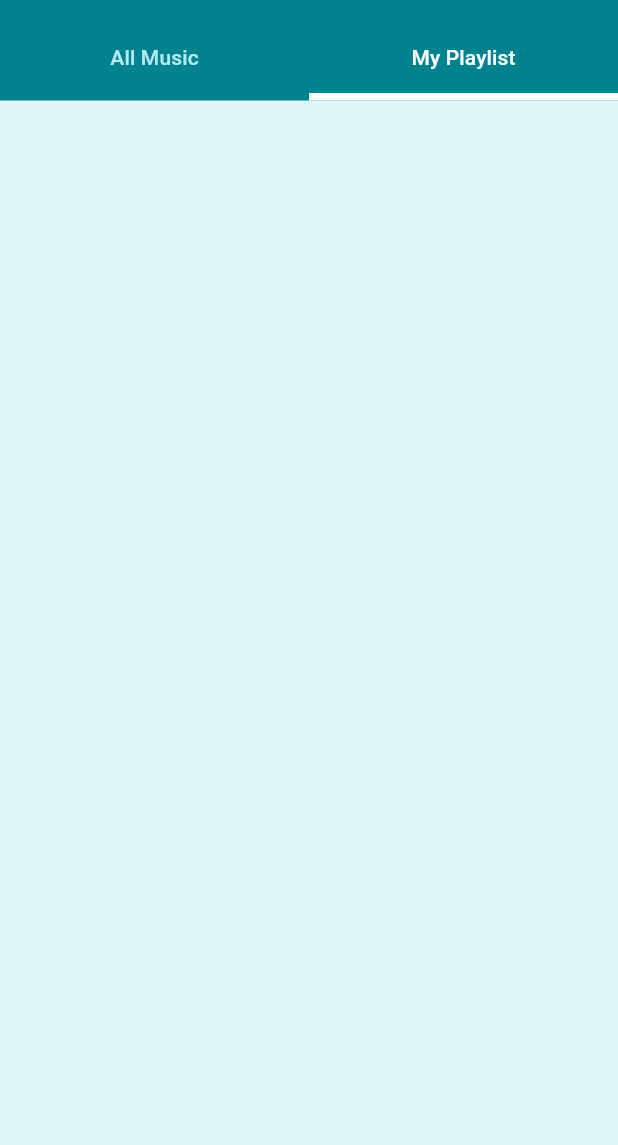
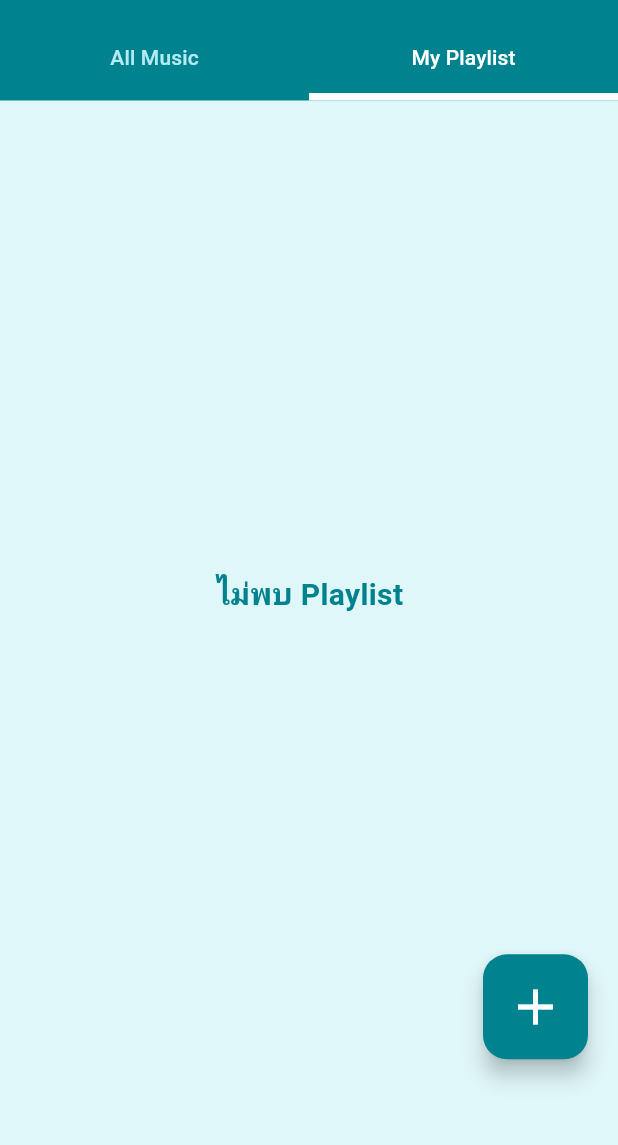
Before and after one commit to Fillybodyknow/Music-Playlist-App-Flutter-, a Flutter app: the screen it shows after launch, after a tap on "My Playlist", on a phone screen of 412 x 824 dp, the part 63-1208 px from its top. Run offline on Flutter 3.47's test engine with Material 3 defaults, Android fonts, the light colour scheme and no system bars; our stand-ins replace audioplayers, get.

Commit message:
feat: Design My Playlist

```diff
--- a/music_playlist_app/lib/page/home/controller.dart
+++ b/music_playlist_app/lib/page/home/controller.dart
@@ -1,9 +1,12 @@
 import 'dart:convert';
+import 'dart:io';
 
 import 'package:flutter/services.dart';
 import 'package:get/get.dart';
 import 'package:music_playlist_app/page/home/model.dart';
 import 'package:audioplayers/audioplayers.dart';
+
+import 'package:path_provider/path_provider.dart';
 
 class AppHomeController extends GetxController {
   RxList<music_info_model> music_list = RxList<music_info_model>();
@@ -15,6 +18,8 @@ class AppHomeController extends GetxController {
   RxBool isPlaying = false.obs;
   Rx<Duration> position = Rx(Duration.zero);
   Rx<Duration> duration = Rx(Duration.zero);
+
+  RxList<playlist_model> playlist_list = RxList<playlist_model>();
 
   final player = AudioPlayer();
 
@@ -114,4 +119,57 @@ class AppHomeController extends GetxController {
         .map((e) => author_model.fromJson(e))
         .toList();
   }
+
+  Future<String> get _localPath async {
+    final directory = await getApplicationDocumentsDirectory();
+    return directory.path;
+  }
+
+  Future<File> get _localFile async {
+    final path = await _localPath;
+    return File('$path/MyPlaylist.json');
+  }
+
+  void createPlaylist(playlist_model playlist) async {
+    playlist_list.add(playlist);
+    await savePlaylistListToFile();
+  }
+
+  void deletePlaylist(int playlistId) {
+    playlist_list.removeWhere((element) => element.playlist_id == playlistId);
+    // ถ้ามี save ลง file ก็ save ด้วย เช่น:
+    savePlaylistListToFile();
+  }
+
+  Future<void> savePlaylistListToFile() async {
+    final file = await _localFile;
+
+    List<Map<String, dynamic>> jsonList =
+        playlist_list.map((p) => p.toJson()).toList();
+
+    String jsonString = jsonEncode(jsonList);
+    await file.writeAsString(jsonString);
+  }
+
+  Future<void> readPlaylistListFromFile() async {
+    final file = await _localFile;
+
+    if (await file.exists()) {
+      String jsonString = await file.readAsString();
+      print('Raw JSON string from file: $jsonString'); // Debug print
+
+      List<dynamic> jsonData = jsonDecode(jsonString);
+      print('Decoded JSON data (List<dynamic>): $jsonData'); // Debug print
+
+      playlist_list.value = jsonData.map((jsonItem) {
+        print('Mapping JSON item: $jsonItem'); // Debug print each item
+        return playlist_model.fromJson(jsonItem);
+      }).toList();
+      print(
+          'Successfully mapped playlist_list: ${playlist_list.value}'); // Debug print
+    } else {
+      playlist_list.value = [];
+      print('Playlist file does not exist, initializing empty list.');
+    }
+  }
 }
--- a/music_playlist_app/lib/page/home/model.dart
+++ b/music_playlist_app/lib/page/home/model.dart
@@ -38,3 +38,24 @@ class author_model {
         'trumbnail': trumbnail,
       };
 }
+
+class playlist_model {
+  final int playlist_id;
+  final String playlist_name;
+  final List<music_info_model> music_list;
+
+  playlist_model(this.playlist_id, this.playlist_name, this.music_list);
+
+  playlist_model.fromJson(Map<String, dynamic> json)
+      : playlist_id = json['playlist_id'],
+        playlist_name = json['playlist_name'],
+        music_list = (json['music_list'] as List<dynamic>)
+            .map((musicJson) => music_info_model.fromJson(musicJson))
+            .toList();
+
+  Map<String, dynamic> toJson() => {
+        'playlist_id': playlist_id,
+        'playlist_name': playlist_name,
+        'music_list': music_list.map((music) => music.toJson()).toList(),
+      };
+}
--- a/music_playlist_app/lib/page/home/view.dart
+++ b/music_playlist_app/lib/page/home/view.dart
@@ -4,6 +4,7 @@ import 'package:music_playlist_app/page/home/widget/top_body.dart';
 import 'package:music_playlist_app/page/home/widget/list_music.dart';
 import 'package:music_playlist_app/page/home/controller.dart';
 import 'package:music_playlist_app/page/home/widget/ิbottombar.dart';
+import 'package:music_playlist_app/page/home/widget/my_playlist.dart';
 
 class AppHome extends StatelessWidget {
   AppHomeController controller = Get.put(AppHomeController());
@@ -29,7 +30,7 @@ class AppHome extends StatelessWidget {
               if (controller.Index.value == 0) {
                 return listMusic();
               } else if (controller.Index.value == 1) {
-                return SizedBox.shrink();
+                return Myplaylist(context);
               } else {
                 return SizedBox.shrink();
               }
--- /dev/null
+++ b/music_playlist_app/lib/page/home/widget/my_playlist.dart
@@ -0,0 +1,169 @@
+import 'package:flutter/material.dart';
+import 'package:get/get.dart';
+import 'package:music_playlist_app/page/home/controller.dart';
+import 'package:music_playlist_app/page/home/model.dart';
+
+Widget Myplaylist(BuildContext context) {
+  AppHomeController controller = Get.put(AppHomeController());
+  return FutureBuilder(
+      future: controller.readPlaylistListFromFile(),
+      builder: (context, snapshot) {
+        if (snapshot.connectionState == ConnectionState.waiting) {
+          return const Center(child: CircularProgressIndicator());
+        } else if (snapshot.hasError) {
+          return const Center(child: Text('Error loading playlist list.'));
+        } else {
+          return SafeArea(
+              bottom: true,
+              child: Obx(() => Container(
+                    height: controller.currentPlaying.value != null
+                        ? MediaQuery.of(context).size.height * 0.65
+                        : MediaQuery.of(context).size.height * 0.8,
+                    child: Stack(
+                      children: [
+                        Center(
+                          child: Obx(
+                            () {
+                              if (controller.playlist_list.isEmpty) {
+                                return Text(
+                                  'ไม่พบ Playlist',
+                                  style: TextStyle(
+                                    fontSize: 20,
+                                    fontWeight: FontWeight.bold,
+                                    color: Colors.cyan[800],
+                                  ),
+                                );
+                              } else {
+                                return ListView.separated(
+                                    itemBuilder: (context, index) {
+                                      playlist_model playlist =
+                                          controller.playlist_list[index];
+                                      return InkWell(
+                                        onTap: () {
+                                          // ถ้าอยากเพิ่ม event กด playlist
+                                        },
+                                        child: ListTile(
+                                          tileColor: Colors.transparent,
+                                          leading: ClipRRect(
+                                            borderRadius:
+                                                BorderRadius.circular(8),
+                                            child:
+                                                Icon(Icons.music_note_outlined),
+                                          ),
+                                          title: Text(
+                                            playlist.playlist_name,
+                                            style:
+                                                TextStyle(color: Colors.black),
+                                          ),
+                                          trailing: Row(
+                                            mainAxisSize: MainAxisSize.min,
+                                            children: [
+                                              // Container(
+                                              //   padding:
+                                              //       const EdgeInsets.all(8),
+                                              //   decoration: BoxDecoration(
+                                              //     border: Border.all(
+                                              //         color: Colors.black),
+                                              //     borderRadius:
+                                              //         BorderRadius.circular(50),
+                                              //     color: Colors.transparent,
+                                              //   ),
+                                              //   child: Icon(Icons.folder_copy),
+                                              // ),
+                                              IconButton(
+                                                style: ButtonStyle(
+                                                  maximumSize:
+                                                      MaterialStateProperty.all(
+                                                          const Size(40, 40)),
+                                                ),
+                                                icon: Icon(Icons.delete,
+                                                    color: Colors.red),
+                                                onPressed: () {
+                                                  // Confirm ก่อนลบ (optional)
+                                                  Get.defaultDialog(
+                                                    title: 'ลบ Playlist',
+                                                    middleText:
+                                                        'คุณต้องการลบ "${playlist.playlist_name}" หรือไม่?',
+                                                    textCancel: 'ยกเลิก',
+                                                    textConfirm: 'ลบ',
+                                                    confirmTextColor:
+                                                        Colors.white,
+                                                    onConfirm: () {
+                                                      controller.deletePlaylist(
+                                                          playlist.playlist_id);
+                                                      Get.back();
+                                                    },
+                                                  );
+                                                },
+                                              )
+                                            ],
+                                          ),
+                                        ),
+                                      );
+                                    },
+                                    separatorBuilder: (context, index) =>
+                                        const Divider(),
+                                    itemCount: controller.playlist_list.length);
+                              }
+                            },
+                          ),
+                        ),
+                        Positioned(
+                          bottom: 20,
+                          right: 20,
+                          child: SizedBox(
+                            width: 70, // ปรับความกว้าง
+                            height: 70, // ปรับความสูง
+                            child: FloatingActionButton(
+                              onPressed: () {
+                                Get.dialog(playlistFormPopup());
+                              },
+                              backgroundColor: Colors.cyan[800],
+                              child: const Icon(
+                                Icons.add,
+                                size: 40,
+                                color: Colors.white,
+                              ), // ปรับขนาดไอคอน
+                            ),
+                          ),
+                        ),
+                      ],
+                    ),
+                  )));
+        }
+      });
+}
+
+Widget playlistFormPopup() {
+  AppHomeController controller = Get.put(AppHomeController());
+  final TextEditingController Tcontroller = TextEditingController();
+  return AlertDialog(
+    title: const Text('สร้าง Playlist'),
+    content: TextField(
+      controller: Tcontroller,
+      decoration: const InputDecoration(labelText: 'ตั้งชื่อ Playlist'),
+    ),
+    actions: <Widget>[
+      TextButton(
+        child: const Text('Cancel'),
+        onPressed: () => Get.back(),
+      ),
+      TextButton(
+        child: const Text('Create'),
+        onPressed: () {
+          if (Tcontroller.text.isNotEmpty) {
+            if (controller.playlist_list.isEmpty) {
+              controller
+                  .createPlaylist(playlist_model(0, Tcontroller.text, []));
+            } else {
+              controller.createPlaylist(playlist_model(
+                  controller.playlist_list.last.playlist_id + 1,
+                  Tcontroller.text, []));
+            }
+          }
+          Get.back();
+        },
+      ),
+    ],
+  );
+}
--- a/music_playlist_app/pubspec.yaml
+++ b/music_playlist_app/pubspec.yaml
@@ -38,6 +38,7 @@ dependencies:
   get: ^4.7.2
   audioplayers: ^6.4.0
   http: ^1.4.0
+  path_provider: ^2.1.5
 
 dev_dependencies:
   flutter_test:
```
